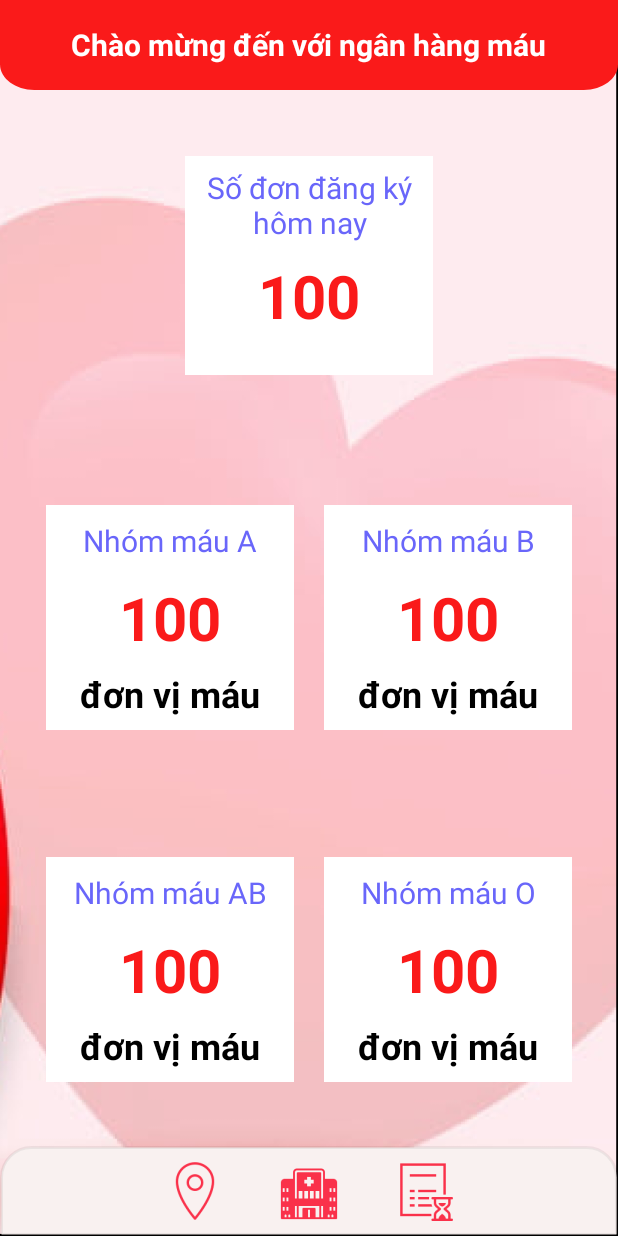
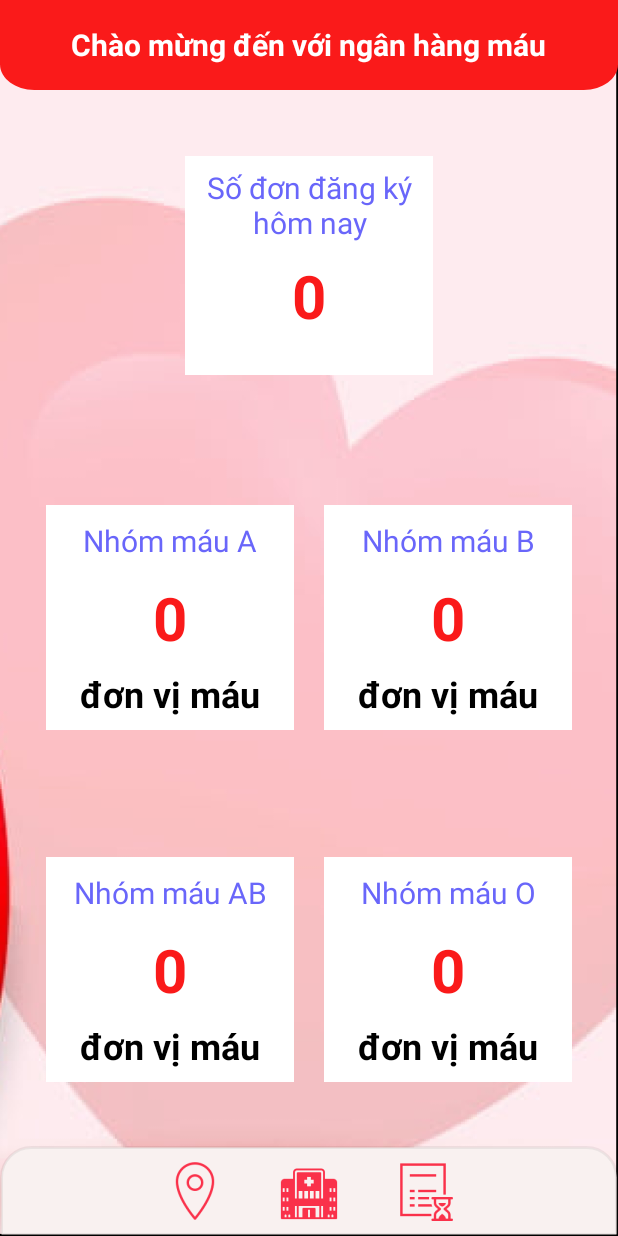
Before and after one commit to dox1234dh/MAD-N5-T16, an Android app: the DangKyHienMauActivityEmployee screen opened directly, with no data from a screen before it, after a tap on an icon or button, on a phone screen of 412 x 824 dp. Run offline under Robolectric (Android 15) with nearby library versions, the phone set to English and light mode, and no system bars.

Commit message:
push 26/4/2022 them ket noi csdl cho 3 man

```diff
--- a/app/src/main/java/com/example/mad_n5_t16/employee/DangKyHienMauActivityEmployee.java
+++ b/app/src/main/java/com/example/mad_n5_t16/employee/DangKyHienMauActivityEmployee.java
@@ -49,28 +49,28 @@ public class DangKyHienMauActivityEmployee extends AppCompatActivity {
         txtHoVaTen = findViewById(R.id.txtHoVaTen);
         txtHoVaTen.setText("Đơn đăng ký hôm nay");
 
-       //ArrayList<DangKyHienMau> dsDangKyHienMau = dat_laydsDangKyHienMau();
-       ArrayList<DangKyHienMau> dsDangKyHienMau = new ArrayList<DangKyHienMau>();
+       ArrayList<DangKyHienMau> dsDangKyHienMau = dat_laydsDangKyHienMau();
+//       ArrayList<DangKyHienMau> dsDangKyHienMau = new ArrayList<DangKyHienMau>();
 //
 //
-        NguoiHienMau tempNHM = new NguoiHienMau("taiKhoan1", "1", "Trịnh Tiến Đạt", "1",
-                "23122000", "abc@gmail.com", "123456789", " ", "0368257596");
-        ThoiGian tempTG = new ThoiGian("25042022", "07:00", "11h:00");
-        DiaDiem tempDD = new DiaDiem("Viện Huyết học và truyền máu trung ương");
-        LichHienMau tempLHM = new LichHienMau(tempTG, " ", tempDD);
-        DangKyHienMau temp = new DangKyHienMau(tempLHM, tempNHM, 350);
-        dsDangKyHienMau.add(temp);
-        dsDangKyHienMau.add(temp);
-        dsDangKyHienMau.add(temp);
-        dsDangKyHienMau.add(temp);
-        dsDangKyHienMau.add(temp);
-        dsDangKyHienMau.add(temp);
-        dsDangKyHienMau.add(temp);
-        dsDangKyHienMau.add(temp);
-        dsDangKyHienMau.add(temp);
-        dsDangKyHienMau.add(temp);
-        dsDangKyHienMau.add(temp);
-        dsDangKyHienMau.add(temp);
+//        NguoiHienMau tempNHM = new NguoiHienMau("taiKhoan1", "1", "Trịnh Tiến Đạt", "1",
+//                "23122000", "abc@gmail.com", "123456789", " ", "0368257596");
+//        ThoiGian tempTG = new ThoiGian("25042022", "07:00", "11h:00");
+//        DiaDiem tempDD = new DiaDiem("Viện Huyết học và truyền máu trung ương");
+//        LichHienMau tempLHM = new LichHienMau(tempTG, " ", tempDD);
+//        DangKyHienMau temp = new DangKyHienMau(tempLHM, tempNHM, 350);
+//        dsDangKyHienMau.add(temp);
+//        dsDangKyHienMau.add(temp);
+//        dsDangKyHienMau.add(temp);
+//        dsDangKyHienMau.add(temp);
+//        dsDangKyHienMau.add(temp);
+//        dsDangKyHienMau.add(temp);
+//        dsDangKyHienMau.add(temp);
+//        dsDangKyHienMau.add(temp);
+//        dsDangKyHienMau.add(temp);
+//        dsDangKyHienMau.add(temp);
+//        dsDangKyHienMau.add(temp);
+//        dsDangKyHienMau.add(temp);
 
 
         listDSDangKyHienMau = findViewById(R.id.listDSDangKyHienMau);
--- a/app/src/main/java/com/example/mad_n5_t16/employee/MainActivityEmployee.java
+++ b/app/src/main/java/com/example/mad_n5_t16/employee/MainActivityEmployee.java
@@ -34,12 +34,12 @@ public class MainActivityEmployee extends AppCompatActivity {
         txtNhomMauO = findViewById(R.id.txtNhomMauO);
         txtNhomMauAB = findViewById(R.id.txtNhomMauAB);
 
-        //txtSoLuongDangKyHienmau.setText(dat_laysoLuongDangKyHienMau());
+        txtSoLuongDangKyHienmau.setText(dat_laysoLuongDangKyHienMau()+"");
 
-//        txtNhomMauA.setText(dat_laySoLuongMauConLaiTheoNhomMau("A"));
-//        txtNhomMauB.setText(dat_laySoLuongMauConLaiTheoNhomMau("B"));
-//        txtNhomMauO.setText(dat_laySoLuongMauConLaiTheoNhomMau("O"));
-//        txtNhomMauAB.setText(dat_laySoLuongMauConLaiTheoNhomMau("AB"));
+        txtNhomMauA.setText(dat_laySoLuongMauConLaiTheoNhomMau("A")+"");
+        txtNhomMauB.setText(dat_laySoLuongMauConLaiTheoNhomMau("B")+"");
+        txtNhomMauO.setText(dat_laySoLuongMauConLaiTheoNhomMau("O")+"");
+        txtNhomMauAB.setText(dat_laySoLuongMauConLaiTheoNhomMau("AB")+"");
         markerEmployee = findViewById(R.id.markerEmployee);
         hospitalEmployee = findViewById(R.id.hospitalEmployee);
         order_historyEmployee = findViewById(R.id.order_historyEmployee);
--- a/app/src/main/java/com/example/mad_n5_t16/model_class/DatabaseHelper.java
+++ b/app/src/main/java/com/example/mad_n5_t16/model_class/DatabaseHelper.java
@@ -116,12 +116,17 @@ public final class DatabaseHelper extends SQLiteOpenHelper {
 
     public NguoiHienMau dat_getNguoiHienMau(TaiKhoan taiKhoan) {
         SQLiteDatabase db = this.getReadableDatabase();
-        String query = "SELECT * FROM tblnguoihienmau WHERE id=?";
+        //String query = "SELECT * FROM tblnguoihienmau WHERE id=?";
+        String query = "SELECT tblnguoihienmau.id, tblnguoihienmau.ngaySinh, tblnguoihienmau.email, " +
+                "tblnguoihienmau.soCCCD, tblnguoihienmau.nhomMau, tblnguoihienmau.dienThoai, tbltaikhoan.hoTen, tbltaikhoan.vaiTro " +
+                "FROM tblnguoihienmau inner join " +
+                "tbltaikhoan on tbltaikhoan.maNguoiHienMau = tblnguoihienmau.id " +
+                "WHERE tblnguoihienmau.id=?";
         String[] selectionArgs = {String.valueOf(taiKhoan.getId())};
         Cursor cursor = db.rawQuery(query, selectionArgs);
         NguoiHienMau temp = new NguoiHienMau();
-        temp.setHoTen(taiKhoan.getHoTen());
-        temp.setVaiTro(taiKhoan.getVaiTro());
+//        temp.setHoTen(taiKhoan.getHoTen());
+//        temp.setVaiTro(taiKhoan.getVaiTro());
         if (cursor.moveToFirst()) {
             do {
                 temp.setId(cursor.getInt(0));
@@ -130,6 +135,9 @@ public final class DatabaseHelper extends SQLiteOpenHelper {
                 temp.setSoCCCD(cursor.getString(3));
                 temp.setNhomMau(cursor.getString(4));
                 temp.setDienThoai(cursor.getString(5));
+                //fix cung
+                temp.setHoTen(cursor.getString(6));
+                temp.setVaiTro(cursor.getString(7));
 
             } while (cursor.moveToNext());
         }
@@ -139,12 +147,13 @@ public final class DatabaseHelper extends SQLiteOpenHelper {
     }
 
     public int dat_getSoLanHienMau(int maNguoiHienMau) {
-        int result=0;
+        int result = 0;
         SQLiteDatabase db = this.getReadableDatabase();
-        String query ="SELECT * FROM tbldangkyhienmau WHERE maNguoiHienMau =? AND luongMau>0";
+        String query = "SELECT * FROM tbldangkyhienmau WHERE maNguoiHienMau =? AND luongMau>0";
         String[] selectionArgs = {String.valueOf(maNguoiHienMau)};
         Cursor cursor = db.rawQuery(query, selectionArgs);
-        result =cursor.getCount();
+        result = cursor.getCount();
+
         return result;
     }
 
@@ -160,10 +169,12 @@ public final class DatabaseHelper extends SQLiteOpenHelper {
         //values.put("");
 
     }
-    public ArrayList<DangKyHienMau> dat_layDSDangKyHienMau(){
+
+    public ArrayList<DangKyHienMau> dat_layDSDangKyHienMau() {
         ArrayList<DangKyHienMau> result = new ArrayList<DangKyHienMau>();
         SQLiteDatabase db = this.getReadableDatabase();
-        String query ="SELECT tbldiadiem.tenDiaDiem, tbltaikhoan.hoTen FROM tblthoigian inner join tbllichhienmau " +
+        String query = "SELECT tbldiadiem.tenDiaDiem, tbltaikhoan.hoTen, tblnguoihienmau.dienThoai " +
+                "FROM tblthoigian inner join tbllichhienmau " +
                 "on tblthoigian.id=tbllichhienmau.maThoiGian " +
                 "inner join tbldiadiem on tbllichhienmau.maDiaDiem = tbldiadiem.id " +
                 "inner join tbldangkyhienmau on tbllichhienmau.maDangKyHienMau= tbldangkyhienmau.id " +
@@ -172,29 +183,32 @@ public final class DatabaseHelper extends SQLiteOpenHelper {
                 "WHERE tblthoigian.ngay=?";
         Calendar cal = Calendar.getInstance();
         int nam = cal.get(Calendar.YEAR);
-        int thang = cal.get(Calendar.MONTH)+1;
-        int ngay= cal.get(Calendar.DAY_OF_MONTH);
-        String[] selectionArgs = {makeDateString(ngay, thang, nam)};
+        int thang = cal.get(Calendar.MONTH) + 1;
+        int ngay = cal.get(Calendar.DAY_OF_MONTH);
+        String[] selectionArgs = {dat_makeDateString(ngay, thang, nam)};
         Cursor cursor = db.rawQuery(query, selectionArgs);
-        if(cursor.moveToFirst()){
-            do{
+        if (cursor.moveToFirst()) {
+            do {
                 DiaDiem tempDiaDiem = new DiaDiem();
                 tempDiaDiem.setTenDiaDiem(cursor.getString(0));
                 LichHienMau tempLichHienMau = new LichHienMau();
                 tempLichHienMau.setDiaDiem(tempDiaDiem);
                 NguoiHienMau tempNguoiHienMau = new NguoiHienMau();
                 tempNguoiHienMau.setHoTen(cursor.getString(1));
+                tempNguoiHienMau.setDienThoai(cursor.getString(2));
                 DangKyHienMau tempDangKyHienMau = new DangKyHienMau();
                 tempDangKyHienMau.setLichHienMau(tempLichHienMau);
-                tempDangKyHienMau.setLichHienMau(tempLichHienMau);
+                tempDangKyHienMau.setNguoiHienMau(tempNguoiHienMau);
                 result.add(tempDangKyHienMau);
-            }while (cursor.moveToNext());
+            } while (cursor.moveToNext());
         }
         return result;
     }
-    public int dat_laySoLuongDangKyHienMau(){
+
+    public int dat_laySoLuongDangKyHienMau() {
+        int result=0;
         SQLiteDatabase db = this.getReadableDatabase();
-        String query ="SELECT tbldiadiem.tenDiaDiem, tbltaikhoan.hoTen FROM tblthoigian inner join tbllichhienmau " +
+        String query = "SELECT tbldiadiem.tenDiaDiem, tbltaikhoan.hoTen FROM tblthoigian inner join tbllichhienmau " +
                 "on tblthoigian.id=tbllichhienmau.maThoiGian " +
                 "inner join tbldiadiem on tbllichhienmau.maDiaDiem = tbldiadiem.id " +
                 "inner join tbldangkyhienmau on tbllichhienmau.maDangKyHienMau= tbldangkyhienmau.id " +
@@ -203,79 +217,80 @@ public final class DatabaseHelper extends SQLiteOpenHelper {
                 "WHERE tblthoigian.ngay=?";
         Calendar cal = Calendar.getInstance();
         int nam = cal.get(Calendar.YEAR);
-        int thang = cal.get(Calendar.MONTH)+1;
-        int ngay= cal.get(Calendar.DAY_OF_MONTH);
-        String[] selectionArgs = {makeDateString(ngay, thang, nam)};
+        int thang = cal.get(Calendar.MONTH) + 1;
+        int ngay = cal.get(Calendar.DAY_OF_MONTH);
+        String[] selectionArgs = {dat_makeDateString(ngay, thang, nam)};
         Cursor cursor = db.rawQuery(query, selectionArgs);
-        return cursor.getCount();
+        result= cursor.getCount();
+        return result;
     }
-    public int dat_laySoLuongMauConLaiTheoNhomMau(String nhomMau){
-        return dat_laySoLuongMauDaHienTheoNhomMau(nhomMau)-dat_laySoLuongMauDaSuDungTheoNhomMau(nhomMau);
+
+    public int dat_laySoLuongMauConLaiTheoNhomMau(String nhomMau) {
+        return dat_laySoLuongMauDaHienTheoNhomMau(nhomMau) - dat_laySoLuongMauDaSuDungTheoNhomMau(nhomMau);
     }
-    public int dat_laySoLuongMauDaHienTheoNhomMau(String nhomMau){
+
+    public int dat_laySoLuongMauDaHienTheoNhomMau(String nhomMau) {
         SQLiteDatabase db = this.getReadableDatabase();
-        int result=0;
+        int result = 0;
         String query = "SELECT tbldangkyhienmau.luongMau FROM tbldangkyhienmau " +
                 "inner join tblnguoihienmau on tbldangkyhienmau.maNguoiHienMau = tblNguoiHienMau.id " +
                 "WHERE tblnguoihienmau.nhomMau =?";
-        String[] selectionArgs ={nhomMau};
+        String[] selectionArgs = {nhomMau};
         Cursor cursor = db.rawQuery(query, selectionArgs);
-        if(cursor.moveToFirst()){
-            do{
-                result=result+cursor.getInt(0);
-            }while(cursor.moveToNext());
+        if (cursor.moveToFirst()) {
+            do {
+                result = result + cursor.getInt(0);
+            } while (cursor.moveToNext());
         }
         return result;
     }
-    public int dat_laySoLuongMauDaSuDungTheoNhomMau(String nhomMau){
+
+    public int dat_laySoLuongMauDaSuDungTheoNhomMau(String nhomMau) {
         SQLiteDatabase db = this.getReadableDatabase();
-        int result=0;
+        int result = 0;
         String query = "SELECT tbldangkyhienmau.luongMau FROM tbldangkyhienmau " +
                 "inner join tblsudungmau on tblsudungmau.maDangKyHienMau = tbldangkyhienmau.id " +
                 "inner join tblnguoihienmau on tbldangkyhienmau.maNguoiHienMau = tblNguoiHienMau.id " +
                 "WHERE tblnguoihienmau.nhomMau =?";
-        String[] selectionArgs ={nhomMau};
+        String[] selectionArgs = {nhomMau};
         Cursor cursor = db.rawQuery(query, selectionArgs);
-        if(cursor.moveToFirst()){
-            do{
-                result=result+cursor.getInt(0);
-            }while(cursor.moveToNext());
+        if (cursor.moveToFirst()) {
+            do {
+                result = result + cursor.getInt(0);
+            } while (cursor.moveToNext());
         }
         return result;
     }
 
 
-
-    public String makeDateString(int day, int month, int year)
-    {
-        return String.valueOf(day)+getMonthFormat(month)+String.valueOf(year);
+    public String dat_makeDateString(int day, int month, int year) {
+        return String.valueOf(year) + "/" + dat_getMonthFormat(month) + "/" +String.valueOf(day) ;
     }
 
-    private String getMonthFormat(int month)
-    {
-        if(month == 1)
+    private String dat_getMonthFormat(int month) {
+        if (month == 1)
             return "01";
-        if(month == 2)
+        if (month == 2)
             return "02";
-        if(month == 3)
+        if (month == 3)
             return "03";
-        if(month == 4)
+        if (month == 4)
             return "04";
-        if(month == 5)
+        if (month == 5)
             return "05";
-        if(month == 6)
+        if (month == 6)
             return "06";
-        if(month == 7)
+        if (month == 7)
             return "07";
-        if(month == 8)
+        if (month == 8)
             return "08";
-        if(month == 9)
+        if (month == 9)
             return "09";
-        if(month == 10)
+        if (month == 10)
             return "010";
-        if(month == 11)
+        if (month == 11)
             return "11";
-        if(month == 12)
+        if (month == 12)
             return "12";
 
         //default should never happen
--- a/app/src/main/res/layout/activity_main_employee.xml
+++ b/app/src/main/res/layout/activity_main_employee.xml
@@ -86,7 +86,7 @@
 
             <LinearLayout
                 android:layout_width="165dp"
-                android:layout_height="150dp"
+                android:layout_height="wrap_content"
                 android:layout_marginLeft="10dp"
                 android:layout_marginRight="10dp"
                 android:background="@drawable/border_employee"
@@ -131,7 +131,7 @@
 
             <LinearLayout
                 android:layout_width="165dp"
-                android:layout_height="150dp"
+                android:layout_height="wrap_content"
                 android:layout_marginLeft="10dp"
                 android:layout_marginRight="10dp"
                 android:background="@drawable/border_employee"
@@ -185,7 +185,7 @@
 
             <LinearLayout
                 android:layout_width="165dp"
-                android:layout_height="150dp"
+                android:layout_height="wrap_content"
                 android:layout_marginLeft="10dp"
                 android:layout_marginRight="10dp"
                 android:background="@drawable/border_employee"
@@ -230,7 +230,7 @@
 
             <LinearLayout
                 android:layout_width="165dp"
-                android:layout_height="150dp"
+                android:layout_height="wrap_content"
                 android:layout_marginLeft="10dp"
                 android:layout_marginRight="10dp"
                 android:background="@drawable/border_employee"
```
